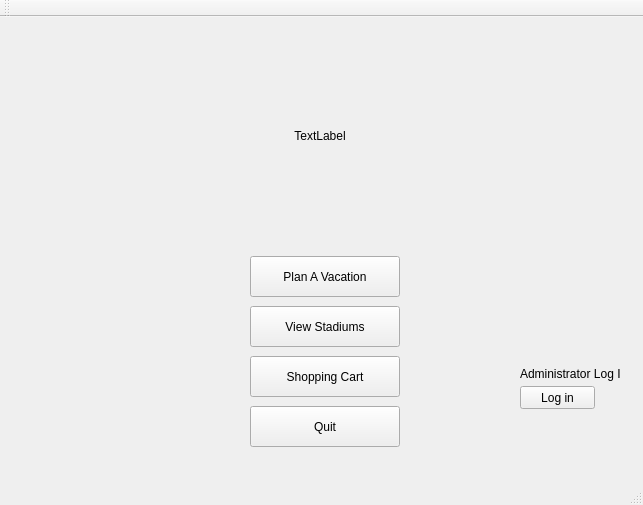
trucnguyen76/CS1D---Project-2, file Stadium_Trip/mainwindow.ui: the form before one commit.
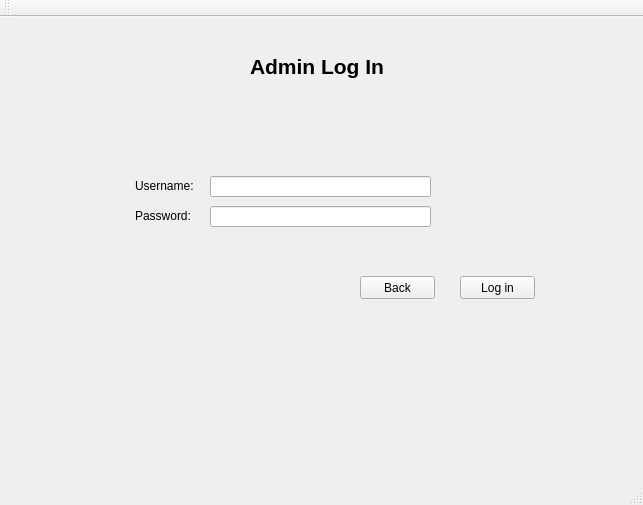
The form after the commit. The open tabs and pages were chosen to show the change.

Patch:
```diff
--- a/Stadium_Trip/mainwindow.ui
+++ b/Stadium_Trip/mainwindow.ui
@@ -131,7 +131,105 @@
       </property>
      </widget>
     </widget>
-    <widget class="QWidget" name="page"/>
+    <widget class="QWidget" name="adminLogIn">
+     <widget class="QPushButton" name="pushButton_8">
+      <property name="geometry">
+       <rect>
+        <x>360</x>
+        <y>260</y>
+        <width>75</width>
+        <height>23</height>
+       </rect>
+      </property>
+      <property name="text">
+       <string>Back</string>
+      </property>
+     </widget>
+     <widget class="QLabel" name="label_3">
+      <property name="geometry">
+       <rect>
+        <x>250</x>
+        <y>30</y>
+        <width>151</width>
+        <height>41</height>
+       </rect>
+      </property>
+      <property name="font">
+       <font>
+        <pointsize>16</pointsize>
+        <weight>75</weight>
+        <italic>false</italic>
+        <bold>true</bold>
+        <underline>false</underline>
+       </font>
+      </property>
+      <property name="text">
+       <string>Admin Log In</string>
+      </property>
+     </widget>
+     <widget class="QLabel" name="label_4">
+      <property name="geometry">
+       <rect>
+        <x>135</x>
+        <y>160</y>
+        <width>61</width>
+        <height>20</height>
+       </rect>
+      </property>
+      <property name="text">
+       <string>Username: </string>
+      </property>
+     </widget>
+     <widget class="QLabel" name="label_5">
+      <property name="geometry">
+       <rect>
+        <x>135</x>
+        <y>190</y>
+        <width>61</width>
+        <height>20</height>
+       </rect>
+      </property>
+      <property name="text">
+       <string>Password: </string>
+      </property>
+     </widget>
+     <widget class="QLineEdit" name="usernameInput">
+      <property name="geometry">
+       <rect>
+        <x>210</x>
+        <y>160</y>
+        <width>221</width>
+        <height>21</height>
+       </rect>
+      </property>
+     </widget>
+     <widget class="QLineEdit" name="passwordInput">
+      <property name="geometry">
+       <rect>
+        <x>210</x>
+        <y>190</y>
+        <width>221</width>
+        <height>21</height>
+       </rect>
+      </property>
+      <property name="echoMode">
+       <enum>QLineEdit::Password</enum>
+      </property>
+     </widget>
+     <widget class="QPushButton" name="pushButton_9">
+      <property name="geometry">
+       <rect>
+        <x>460</x>
+        <y>260</y>
+        <width>75</width>
+        <height>23</height>
+       </rect>
+      </property>
+      <property name="text">
+       <string>Log in</string>
+      </property>
+     </widget>
+    </widget>
     <widget class="QWidget" name="modifySouvenirPage">
      <widget class="QPushButton" name="modifySouvenirBtn">
       <property name="geometry">
```
Left out of the diff: 2 changed lines with no effect on the pictures.
